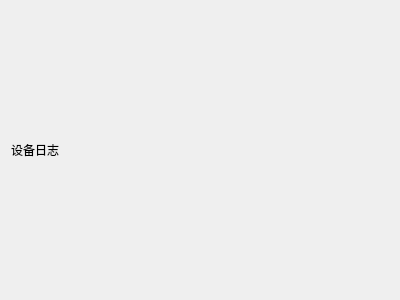
Old version of the form DeviceLog/devicelog.ui in the repository Hccccc1/MOH_viewer.
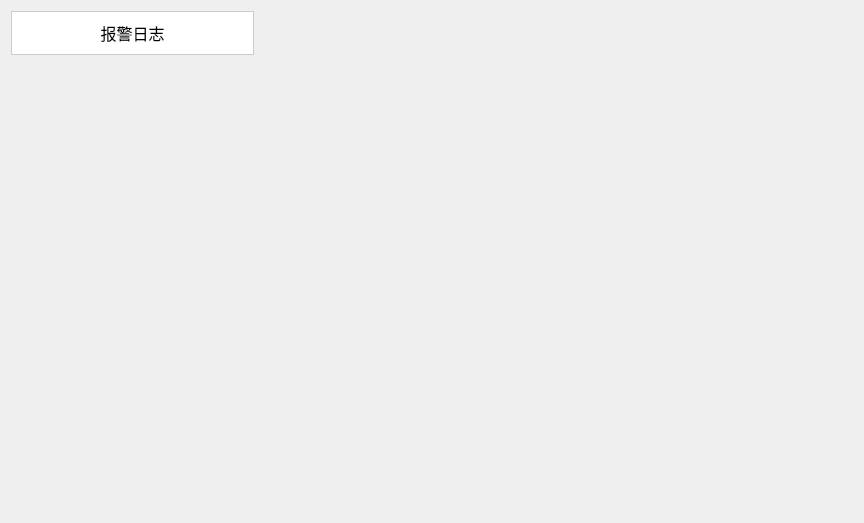
New version of the form.

```diff
--- a/DeviceLog/devicelog.ui
+++ b/DeviceLog/devicelog.ui
@@ -6,8 +6,8 @@
    <rect>
     <x>0</x>
     <y>0</y>
-    <width>400</width>
-    <height>300</height>
+    <width>864</width>
+    <height>523</height>
    </rect>
   </property>
   <property name="windowTitle">
@@ -15,10 +15,28 @@
   </property>
   <layout class="QGridLayout" name="gridLayout">
    <item row="0" column="0">
-    <widget class="QLabel" name="label">
-     <property name="text">
-      <string>设备日志</string>
+    <widget class="QTabWidget" name="tabWidget">
+     <property name="styleSheet">
+      <string notr="true">QTabWidget::pane#tabWidget { border: 0px; }
+QTabBar::tab { width:241px;height:42px;background:rgba(233,235,237,1);border:1px solid rgba(204,204,204,1); font-size:16px;
+font-family:PingFang SC;
+font-weight:300;
+line-height:22px;
+color: rgba(0, 0, 0, 1);}
+QTabBar::tab:selected { background:rgba(255,255,255,1); }</string>
      </property>
+     <property name="tabShape">
+      <enum>QTabWidget::Rounded</enum>
+     </property>
+     <property name="currentIndex">
+      <number>0</number>
+     </property>
+     <widget class="QWidget" name="tab">
+      <attribute name="title">
+       <string>报警日志</string>
+      </attribute>
+      <layout class="QGridLayout" name="gridLayout_8"/>
+     </widget>
     </widget>
    </item>
   </layout>
```
